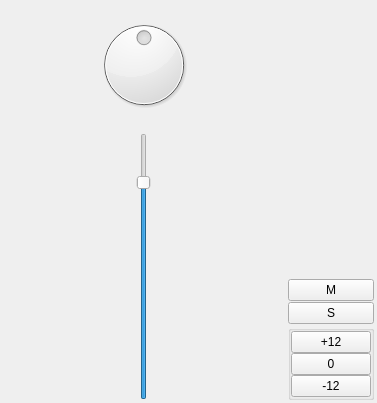
The window that src/gui/BaseTrackView.ui (elieserdejesus/JamTaba) describes before a commit, drawn with Qt 5.
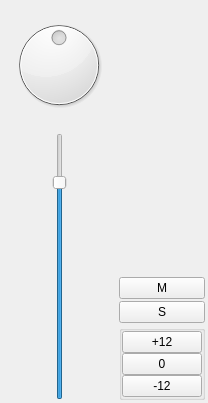
The same window after the commit. Custom widgets are drawn as their Qt base class.

Commit message: improving baseTrack layout and colors

```diff
--- a/src/gui/BaseTrackView.ui
+++ b/src/gui/BaseTrackView.ui
@@ -6,7 +6,7 @@
    <rect>
     <x>0</x>
     <y>0</y>
-    <width>377</width>
+    <width>208</width>
     <height>403</height>
    </rect>
   </property>
@@ -234,7 +234,19 @@
       </item>
       <item>
        <widget class="QWidget" name="rightWidget" native="true">
-        <layout class="QGridLayout" name="gridLayout_3">
+        <property name="sizePolicy">
+         <sizepolicy hsizetype="Maximum" vsizetype="Preferred">
+          <horstretch>0</horstretch>
+          <verstretch>0</verstretch>
+         </sizepolicy>
+        </property>
+        <property name="styleSheet">
+         <string notr="true"/>
+        </property>
+        <layout class="QVBoxLayout" name="verticalLayout_2">
+         <property name="spacing">
+          <number>2</number>
+         </property>
          <property name="leftMargin">
           <number>0</number>
          </property>
@@ -247,29 +259,77 @@
          <property name="bottomMargin">
           <number>0</number>
          </property>
-         <property name="horizontalSpacing">
-          <number>0</number>
-         </property>
-         <property name="verticalSpacing">
-          <number>1</number>
-         </property>
-         <item row="3" column="0" colspan="2">
+         <item>
+          <widget class="QWidget" name="metersWidget" native="true">
+           <property name="sizePolicy">
+            <sizepolicy hsizetype="Preferred" vsizetype="Preferred">
+             <horstretch>0</horstretch>
+             <verstretch>1</verstretch>
+            </sizepolicy>
+           </property>
+           <layout class="QHBoxLayout" name="horizontalLayout_2">
+            <property name="spacing">
+             <number>1</number>
+            </property>
+            <property name="leftMargin">
+             <number>0</number>
+            </property>
+            <property name="topMargin">
+             <number>0</number>
+            </property>
+            <property name="rightMargin">
+             <number>0</number>
+            </property>
+            <property name="bottomMargin">
+             <number>0</number>
+            </property>
+            <item alignment="Qt::AlignLeft">
+             <widget class="PeakMeter" name="peakMeterLeft" native="true">
+              <property name="sizePolicy">
+               <sizepolicy hsizetype="Preferred" vsizetype="Preferred">
+                <horstretch>0</horstretch>
+                <verstretch>0</verstretch>
+               </sizepolicy>
+              </property>
+              <property name="accessibleDescription">
+               <string>This is the peak meter left </string>
+              </property>
+             </widget>
+            </item>
+            <item alignment="Qt::AlignRight">
+             <widget class="PeakMeter" name="peakMeterRight" native="true">
+              <property name="sizePolicy">
+               <sizepolicy hsizetype="Preferred" vsizetype="Preferred">
+                <horstretch>0</horstretch>
+                <verstretch>0</verstretch>
+               </sizepolicy>
+              </property>
+              <property name="accessibleDescription">
+               <string>This is the peak meter right </string>
+              </property>
+             </widget>
+            </item>
+           </layout>
+          </widget>
+         </item>
+         <item>
+          <widget class="QLabel" name="peaksDbLabel">
+           <property name="sizePolicy">
+            <sizepolicy hsizetype="Minimum" vsizetype="Maximum">
+             <horstretch>0</horstretch>
+             <verstretch>0</verstretch>
+            </sizepolicy>
+           </property>
+           <property name="text">
+            <string/>
+           </property>
+          </widget>
+         </item>
+         <item>
           <widget class="QPushButton" name="muteButton">
            <property name="enabled">
             <bool>true</bool>
            </property>
-           <property name="sizePolicy">
-            <sizepolicy hsizetype="Ignored" vsizetype="Fixed">
-             <horstretch>0</horstretch>
-             <verstretch>0</verstretch>
-            </sizepolicy>
-           </property>
-           <property name="minimumSize">
-            <size>
-             <width>20</width>
-             <height>0</height>
-            </size>
-           </property>
            <property name="toolTip">
             <string>mute</string>
            </property>
@@ -293,20 +353,8 @@
            </property>
           </widget>
          </item>
-         <item row="4" column="0" colspan="2">
+         <item>
           <widget class="QPushButton" name="soloButton">
-           <property name="sizePolicy">
-            <sizepolicy hsizetype="Ignored" vsizetype="Fixed">
-             <horstretch>0</horstretch>
-             <verstretch>0</verstretch>
-            </sizepolicy>
-           </property>
-           <property name="minimumSize">
-            <size>
-             <width>20</width>
-             <height>0</height>
-            </size>
-           </property>
            <property name="toolTip">
             <string>solo</string>
            </property>
@@ -324,74 +372,11 @@
            </property>
           </widget>
          </item>
-         <item row="2" column="0" colspan="3">
-          <widget class="QLabel" name="peaksDbLabel">
-           <property name="sizePolicy">
-            <sizepolicy hsizetype="Preferred" vsizetype="Maximum">
-             <horstretch>0</horstretch>
-             <verstretch>0</verstretch>
-            </sizepolicy>
-           </property>
-           <property name="text">
-            <string/>
-           </property>
-          </widget>
-         </item>
-         <item row="1" column="0" colspan="2">
-          <widget class="QWidget" name="metersWidget" native="true">
-           <property name="sizePolicy">
-            <sizepolicy hsizetype="Expanding" vsizetype="Preferred">
-             <horstretch>0</horstretch>
-             <verstretch>1</verstretch>
-            </sizepolicy>
-           </property>
-           <layout class="QHBoxLayout" name="horizontalLayout_2">
-            <property name="spacing">
-             <number>1</number>
-            </property>
-            <property name="leftMargin">
-             <number>0</number>
-            </property>
-            <property name="topMargin">
-             <number>0</number>
-            </property>
-            <property name="rightMargin">
-             <number>0</number>
-            </property>
-            <property name="bottomMargin">
-             <number>0</number>
-            </property>
-            <item>
-             <widget class="PeakMeter" name="peakMeterLeft" native="true">
-              <property name="sizePolicy">
-               <sizepolicy hsizetype="Preferred" vsizetype="Preferred">
-                <horstretch>0</horstretch>
-                <verstretch>1</verstretch>
-               </sizepolicy>
-              </property>
-              <property name="accessibleDescription">
-               <string>This is the peak meter left </string>
-              </property>
-             </widget>
-            </item>
-            <item>
-             <widget class="PeakMeter" name="peakMeterRight" native="true">
-              <property name="sizePolicy">
-               <sizepolicy hsizetype="Preferred" vsizetype="Preferred">
-                <horstretch>0</horstretch>
-                <verstretch>1</verstretch>
-               </sizepolicy>
-              </property>
-              <property name="accessibleDescription">
-               <string>This is the peak meter right </string>
-              </property>
-             </widget>
-            </item>
-           </layout>
-          </widget>
-         </item>
-         <item row="5" column="0" colspan="2">
+         <item>
           <widget class="QGroupBox" name="boostPanel">
+           <property name="styleSheet">
+            <string notr="true"/>
+           </property>
            <property name="title">
             <string/>
            </property>
```
The commit also changes 1 other file.
